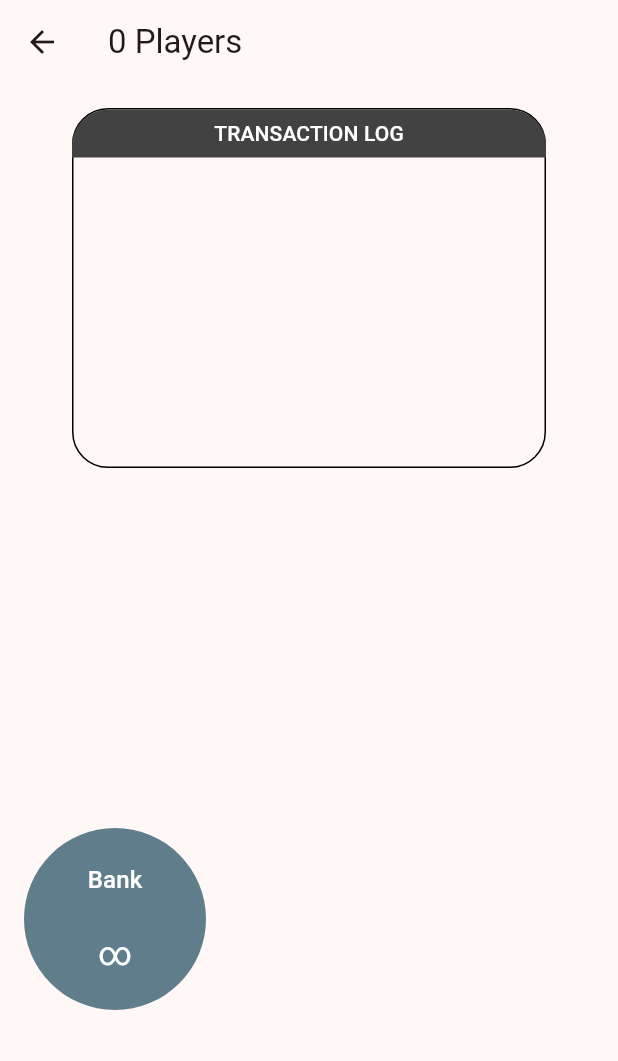
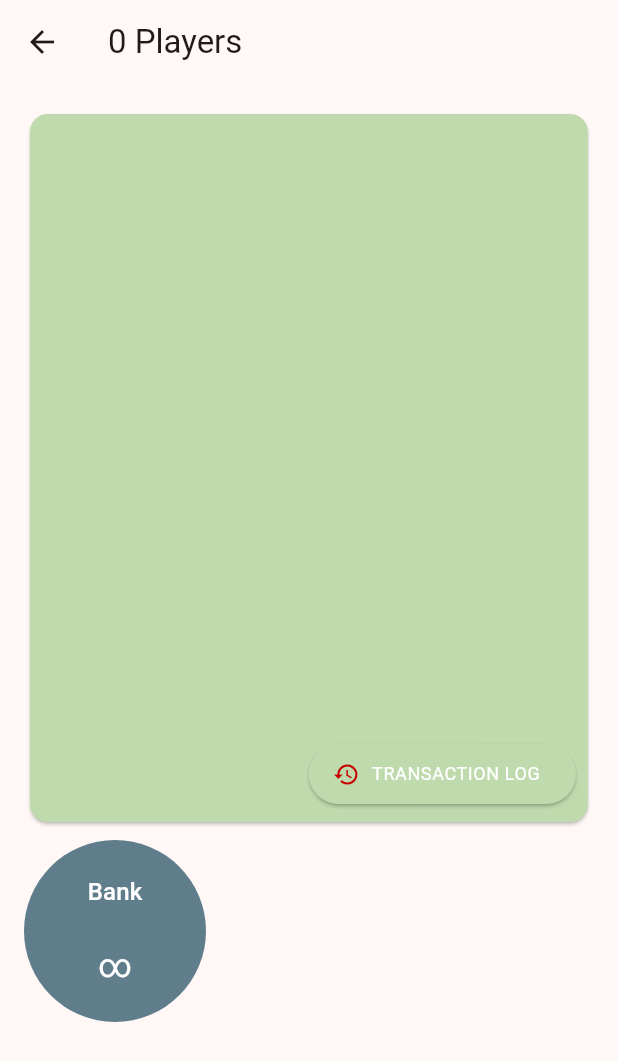
Before and after one commit to PlayPratz/MonoBank, a Flutter app: the GameRoom screen opened directly with empty values, on a phone screen of 412 x 824 dp. Shown: the top 1061 px of the screen. Run offline on Flutter 3.47's test engine with Material 2 defaults, Android fonts, the phone set to English and light mode, and no system bars; our stand-ins replace get_it, sqflite; accounts and stored records are empty.

Commit message:
[WIP] UI is still pretty bad, Game is not being inserted into DB for some reason

```diff
--- a/lib/controller/game_room_controller.dart
+++ b/lib/controller/game_room_controller.dart
@@ -2,6 +2,7 @@ import 'dart:async';
 
 import 'package:get_it/get_it.dart';
 import 'package:monobank/models/game.dart';
+import 'package:monobank/models/transaction.dart';
 import 'package:monobank/services/db_service.dart';
 
 class GameRoomController {
@@ -17,6 +18,7 @@ class GameRoomController {
 
   void addTransaction(Transaction transaction) {
     game.addTransaction(transaction);
+
     //TODO Update DB
     _gameRoomStateStreamController.add(TransactionsUpdatedGameRoomState());
   }
--- a/lib/main.dart
+++ b/lib/main.dart
@@ -11,7 +11,7 @@ void main() async {
 }
 
 Future<void> _initServices() async {
-  final dbService = DummyDbService();
+  final dbService = SqlDbService();
   await dbService.init();
   GetIt.instance.registerSingleton<DbService>(dbService);
 }
--- a/lib/models/game.dart
+++ b/lib/models/game.dart
@@ -2,6 +2,7 @@ import 'dart:collection';
 
 import 'package:monobank/elements/monocolors.dart';
 import 'package:monobank/models/player.dart';
+import 'package:monobank/models/transaction.dart';
 
 class Game {
   final String id;
@@ -19,13 +20,14 @@ class Game {
   DateTime _modifiedAt;
   DateTime get modifiedAt => _modifiedAt;
 
+  /// A list of players playing this game
+  final List<Player> _players;
+  UnmodifiableListView<Player> get players => UnmodifiableListView(_players);
+  int get playerCount => players.length;
+
   /// A map of every [Player] and their respective [PlayerState]
   final Map<Player, PlayerState> _playerStates;
   Map<Player, PlayerState> get playerStates => _playerStates;
-
-  int get playerCount => playerStates.length;
-  UnmodifiableListView<Player> get players =>
-      UnmodifiableListView(playerStates.keys);
 
   /// A list of transactions that have taken place during the game
   final List<Transaction> _transactions;
@@ -38,64 +40,96 @@ class Game {
     required List<Player> players,
   })  : createdAt = DateTime.now(),
         _modifiedAt = DateTime.now(),
+        _players = players,
         _playerStates = {},
         _transactions = [] {
-    _initPlayers(players);
+    _initPlayers();
   }
+  //
+  // Game.load({
+  //   required this.id,
+  //   required this.initialBalance,
+  //   required this.moneyOnGo,
+  //   required this.createdAt,
+  //   required DateTime modifiedAt,
+  //   required
+  //   required Map<Player, PlayerState> playerStates,
+  //   required List<Transaction> transactions,
+  // })  : _modifiedAt = modifiedAt,
+  //       _playerStates = playerStates,
+  //       _transactions = transactions;
 
-  Game._load({
-    required this.id,
-    required this.initialBalance,
-    required this.moneyOnGo,
-    required this.createdAt,
-    required DateTime modifiedAt,
-    required Map<Player, PlayerState> playerStates,
-    required List<Transaction> transactions,
-  })  : _modifiedAt = modifiedAt,
-        _playerStates = playerStates,
-        _transactions = transactions;
+  Game.lazyLoad(
+      {required this.id,
+      required this.initialBalance,
+      required this.moneyOnGo,
+      required this.createdAt,
+      required DateTime modifiedAt,
+      required List<Player> players})
+      : _modifiedAt = modifiedAt,
+        _players = players,
+        _playerStates = {},
+        _transactions = [];
 
-  factory Game.fromJson(Map<String, dynamic> json, Map<String, Player> players,
-          Map<String, Transaction> transactions) =>
-      Game._load(
-          id: json["id"],
-          initialBalance: json["initialBalance"],
-          moneyOnGo: json["moneyOnGo"],
-          createdAt: DateTime.fromMillisecondsSinceEpoch(json["createdAt"]),
-          modifiedAt: DateTime.fromMillisecondsSinceEpoch(json["modifiedAt"]),
-          playerStates: (json["playerStates"]
-                  as Map<String, Map<String, dynamic>>)
-              .map((playerId, playerStateJson) => MapEntry(
-                  players[playerId]!, PlayerState.fromJson(playerStateJson))),
-          transactions: (json["transactions"] as List<Map<String, dynamic>>)
-              .map((transactionJson) =>
-                  Transaction.fromJson(transactionJson, players))
-              .toList());
+  // factory Game.fromJson(
+  //   Map<String, dynamic> json,
+  //   Map<String, Player> players,
+  //   Map<String, Transaction> transactions,
+  // ) =>
+  //     Game.load(
+  //         id: json["id"],
+  //         initialBalance: json["initialBalance"],
+  //         moneyOnGo: json["moneyOnGo"],
+  //         createdAt: DateTime.fromMillisecondsSinceEpoch(json["createdAt"]),
+  //         modifiedAt: DateTime.fromMillisecondsSinceEpoch(json["modifiedAt"]),
+  //         playerStates: (json["playerStates"]
+  //                 as Map<String, Map<String, dynamic>>)
+  //             .map((playerId, playerStateJson) => MapEntry(
+  //                 players[playerId]!, PlayerState.fromJson(playerStateJson))),
+  //         transactions: (json["transactions"] as List<Map<String, dynamic>>)
+  //             .map((transactionJson) =>
+  //                 Transaction.fromJson(transactionJson, players))
+  //             .toList());
+  //
+  // Map<String, dynamic> toJson() => {
+  //       "id": id,
+  //       "initialBalance": initialBalance,
+  //       "moneyOnGo": moneyOnGo,
+  //       "createdAt": createdAt.millisecondsSinceEpoch,
+  //       "modifiedAt": modifiedAt.millisecondsSinceEpoch,
+  //       "playerStates": playerStates.map(
+  //           (player, playerState) => MapEntry(player.id, playerState.toJson())),
+  //       "transactions": _transactions.map((transaction) => transaction.toJson())
+  //     };
 
-  Map<String, dynamic> toJson() => {
-        "id": id,
-        "initialBalance": initialBalance,
-        "moneyOnGo": moneyOnGo,
-        "createdAt": createdAt.millisecondsSinceEpoch,
-        "modifiedAt": modifiedAt.millisecondsSinceEpoch,
-        "playerStates": playerStates.map(
-            (player, playerState) => MapEntry(player.id, playerState.toJson())),
-        "transactions": _transactions.map((transaction) => transaction.toJson())
-      };
-
-  void _initPlayers(List<Player> players) {
+  void _initPlayers() {
     final colorKeys = playerColors.keys.toList()..shuffle();
     for (final player in players) {
       playerStates[player] = PlayerState(
           balance: initialBalance,
-          colorHex: playerColors[colorKeys.first]!.value);
+          colorValue: playerColors[colorKeys.first]!.value);
       colorKeys.removeAt(0);
     }
   }
 
+  void lazyLoad(
+      Map<Player, PlayerState> playerStates, List<Transaction> transactions) {
+    _playerStates.addAll(playerStates);
+    transactions.addAll(transactions);
+  }
+
   void addTransaction(Transaction transaction) {
     _transactions.add(transaction);
+    _updatePlayerBalance(transaction.sender, -transaction.amount);
+    _updatePlayerBalance(transaction.receiver, transaction.amount);
     _modifiedAt = DateTime.now();
+  }
+
+  void _updatePlayerBalance(Player player, int amount) {
+    if (player == bank) {
+      return;
+    }
+    playerStates[player]!.balance += amount;
   }
 }
 
@@ -110,63 +144,22 @@ class PlayerState {
 
   /// The color associated with the player
   // TODO add shapes?
-  final int colorHex;
+  final int colorValue;
 
   PlayerState(
-      {required this.balance, this.isBankrupt = false, required this.colorHex});
+      {required this.balance,
+      this.isBankrupt = false,
+      required this.colorValue});
 
   factory PlayerState.fromJson(Map<String, dynamic> json) => PlayerState(
         balance: json["balance"],
         isBankrupt: json["isBankrupt"] == 1,
-        colorHex: json["colorHex"],
+        colorValue: json["colorValue"],
       );
 
   Map<String, dynamic> toJson() => {
         "balance": balance.toString(),
         "isBankrupt": isBankrupt ? 1 : 0,
-        "colorHex": colorHex
+        "colorValue": colorValue
       };
 }
-
-/// A transaction between two players or a player and the bank
-class Transaction {
-  /// The player that was the sender or "giver"
-  final Player sender;
-
-  /// The player that was the receiver or "taker".
-  final Player receiver;
-
-  /// The amount of money dealt
-  final int amount;
-
-  /// Timestamp at which the transaction was created
-  final DateTime createdAt;
-
-  Transaction(
-      {required this.sender, required this.receiver, required this.amount})
-      : createdAt = DateTime.now();
-
-  Transaction._load({
-    required this.sender,
-    required this.receiver,
-    required this.amount,
-    required this.createdAt,
-  });
-
-  factory Transaction.fromJson(
-          Map<String, dynamic> json, Map<String, Player> players) =>
-      Transaction._load(
-          sender: players[json["sender"]] ?? bank,
-          receiver: players[json["receiver"]] ?? bank,
-          amount: json["amount"],
-          createdAt: DateTime.fromMillisecondsSinceEpoch(
-            json["createdAt"],
-          ));
-
-  Map<String, dynamic> toJson() => {
-        "sender": sender.name,
-        "receiver": sender.name,
-        "amount": amount,
-        "createdAt": createdAt.millisecondsSinceEpoch,
-      };
-}
--- /dev/null
+++ b/lib/models/transaction.dart
@@ -0,0 +1,44 @@
+import 'package:monobank/models/player.dart';
+
+/// A transaction between two players or a player and the bank
+class Transaction {
+  /// The player that was the sender or "giver"
+  final Player sender;
+
+  /// The player that was the receiver or "taker".
+  final Player receiver;
+
+  /// The amount of money dealt
+  final int amount;
+
+  /// Timestamp at which the transaction was created
+  final DateTime createdAt;
+
+  Transaction(
+      {required this.sender, required this.receiver, required this.amount})
+      : createdAt = DateTime.now();
+
+  Transaction.load({
+    required this.sender,
+    required this.receiver,
+    required this.amount,
+    required this.createdAt,
+  });
+
+  factory Transaction.fromJson(
+          Map<String, dynamic> json, Map<String, Player> players) =>
+      Transaction.load(
+          sender: players[json["sender"]] ?? bank,
+          receiver: players[json["receiver"]] ?? bank,
+          amount: json["amount"],
+          createdAt: DateTime.fromMillisecondsSinceEpoch(
+            json["createdAt"],
+          ));
+
+  Map<String, dynamic> toJson() => {
+        "sender": sender.name,
+        "receiver": sender.name,
+        "amount": amount,
+        "createdAt": createdAt.millisecondsSinceEpoch,
+      };
+}
--- a/lib/screens/game_room/game_room.dart
+++ b/lib/screens/game_room/game_room.dart
@@ -1,8 +1,10 @@
 import 'package:flutter/material.dart';
+import 'package:intl/intl.dart';
 import 'package:monobank/controller/game_room_controller.dart';
 import 'package:monobank/elements/monocolors.dart';
 import 'package:monobank/models/game.dart';
 import 'package:monobank/models/player.dart';
+import 'package:monobank/models/transaction.dart';
 
 late GameRoomController _gameRoomController;
 
@@ -15,22 +17,31 @@ class GameRoom extends StatelessWidget {
 
   @override
   Widget build(BuildContext context) {
-    final playerStatesEntries = game.playerStates.entries.toList();
     return Scaffold(
         appBar: AppBar(title: Text("${game.playerCount} Players")),
         body: Padding(
           padding: const EdgeInsets.all(16.0),
           child: Column(
             children: [
-              Expanded(
-                child: Padding(
-                  padding: const EdgeInsets.symmetric(horizontal: 32.0),
-                  child: _TransactionLog(game: game),
+              Expanded(flex: 2, child: _TransactionLog(game: game)),
+              const SizedBox(height: 8),
+              Expanded(child: _PlayerBlobPane(game: game)),
+              const SizedBox(height: 8),
+            ],
           ),
-              ),
-              const Spacer(),
-              Expanded(
-                child: GridView.builder(
+        ));
+  }
+}
+
+class _PlayerBlobPane extends StatelessWidget {
+  final Game game;
+
+  const _PlayerBlobPane({super.key, required this.game});
+
+  @override
+  Widget build(BuildContext context) {
+    final playerStatesEntries = game.playerStates.entries.toList();
+    return GridView.builder(
       gridDelegate: const SliverGridDelegateWithFixedCrossAxisCount(
         crossAxisCount: 3,
         mainAxisSpacing: 8,
@@ -44,7 +55,7 @@ class GameRoom extends StatelessWidget {
               game: game,
               player: playerStateEntry.key,
               color: Color(
-                            playerStateEntry.value.colorHex,
+                playerStateEntry.value.colorValue,
               ));
         } else {
           return _PlayerChip(
@@ -55,12 +66,7 @@ class GameRoom extends StatelessWidget {
         }
       },
       itemCount: game.playerCount + 1,
-                ),
-              ),
-              const SizedBox(height: 16),
-            ],
-          ),
-        ));
+    );
   }
 }
 
@@ -95,10 +101,12 @@ class _PlayerChip extends StatelessWidget {
             feedback: _PlayerBlob(
               player: player,
               color: color,
+              size: 64,
             ),
             child: _PlayerBlob(
               player: player,
               color: color,
+              size: 64,
             ));
       },
     );
@@ -131,14 +139,11 @@ class _PlayerBlob extends StatelessWidget {
 
   @override
   Widget build(BuildContext context) {
-    return FilledButton(
-      style: FilledButton.styleFrom(
-        shape: const CircleBorder(),
-        fixedSize: Size(size, size),
+    return CircleAvatar(
       backgroundColor: color,
-      ),
-      onPressed: () {},
-      child: size >= 128
+      foregroundColor: Colors.white,
+      radius: size,
+      child: size >= 64
           ? Column(
               mainAxisAlignment: MainAxisAlignment.spaceEvenly,
               children: [
@@ -172,80 +177,104 @@ class _TransactionLog extends StatelessWidget {
 
   @override
   Widget build(BuildContext context) {
-    return DecoratedBox(
-      decoration: BoxDecoration(
-        borderRadius: BorderRadius.circular(24),
-        border: Border.all(),
-      ),
+    return Card(
+      color: Theme.of(context).colorScheme.secondary,
+      child: Padding(
+        padding: const EdgeInsets.all(8.0),
         child: Column(
           children: [
-          const SizedBox(height: 1),
-          SizedBox(
-            height: 32,
-            width: double.infinity,
-            child: DecoratedBox(
-              decoration: BoxDecoration(
-                  color: Colors.grey.shade800,
-                  borderRadius: const BorderRadius.only(
-                      topLeft: Radius.circular(24),
-                      topRight: Radius.circular(24))),
-              child: Center(
-                child: Text("TRANSACTION LOG",
-                    style: Theme.of(context)
-                        .textTheme
-                        .titleSmall!
-                        .copyWith(color: Colors.white)),
-              ),
-            ),
-          ),
             Expanded(
               child: Padding(
                 padding: const EdgeInsets.all(8.0),
                 child: StreamBuilder<GameRoomState>(
                     stream: _gameRoomController.gameRoomStateStream,
                     builder: (context, snapshot) {
+                      final reversedTransactions =
+                          game.transactions.reversed.toList(growable: false);
                       return ListView.separated(
                         itemCount: game.transactions.length,
+                        reverse: true,
                         itemBuilder: (context, index) {
-                        final transaction = game.transactions[index];
+                          final transaction = reversedTransactions[index];
                           final senderState =
                               game.playerStates[transaction.sender];
                           final receiverState =
                               game.playerStates[transaction.receiver];
-                        return Row(
-                          mainAxisAlignment: MainAxisAlignment.spaceEvenly,
+                          final formattedTime =
+                              DateFormat.Hm().format(transaction.createdAt);
+                          return ListTile(
+                            leading: Text(
+                              formattedTime,
+                              style: Theme.of(context).textTheme.labelLarge,
+                            ),
+                            title: Row(
+                              mainAxisAlignment: MainAxisAlignment.start,
                               children: [
                                 _PlayerBlob(
                                   player: transaction.sender,
                                   color: transaction.sender == bank
                                       ? bankColor
-                                  : Color(senderState!.colorHex),
-                              size: 32,
+                                      : Color(senderState!.colorValue),
+                                  size: 14,
                                 ),
-                            const Icon(Icons.remove_circle, color: Colors.red),
-                            Text(
+                                const SizedBox(width: 4),
+                                const Icon(
+                                  Icons.remove_circle,
+                                  color: Colors.red,
+                                  size: 18,
+                                ),
+                                const SizedBox(width: 8),
+                                SizedBox(
+                                  width: 64,
+                                  child: Center(
+                                    child: Text(
                                       transaction.amount.toString(),
-                              style: Theme.of(context).textTheme.headlineSmall,
+                                      style: Theme.of(context)
+                                          .textTheme
+                                          .titleMedium,
                                     ),
-                            const Icon(Icons.add_circle, color: Colors.green),
+                                  ),
+                                ),
+                                const SizedBox(width: 8),
+                                const Icon(
+                                  Icons.add_circle,
+                                  color: Colors.green,
+                                  size: 18,
+                                ),
+                                const SizedBox(width: 4),
                                 _PlayerBlob(
                                     player: transaction.receiver,
                                     color: transaction.receiver == bank
                                         ? bankColor
-                                  : Color(receiverState!.colorHex),
-                              size: 32,
+                                        : Color(receiverState!.colorValue),
+                                    size: 14),
+                              ],
                             ),
-                          ],
                           );
                         },
                         separatorBuilder: (context, index) {
-                        return const Divider();
+                          return const Divider(height: 0, color: Colors.grey);
                         },
                       );
                     }),
               ),
             ),
+            Align(
+              alignment: Alignment.centerRight,
+              child: ElevatedButton.icon(
+                style: ElevatedButton.styleFrom(
+                  backgroundColor: Theme.of(context).colorScheme.secondary,
+                ),
+                onPressed: () {},
+                label: Text("TRANSACTION LOG",
+                    style: Theme.of(context).textTheme.bodySmall!.copyWith(
+                          color: Colors.white,
+                        )),
+                icon: const Icon(Icons.history),
+              ),
+            ),
           ],
+        ),
       ),
     );
   }
@@ -289,14 +318,14 @@ class _AddTransaction extends StatelessWidget {
                       player: sender,
                       color: sender == bank
                           ? bankColor
-                          : Color(game.playerStates[sender]!.colorHex)),
+                          : Color(game.playerStates[sender]!.colorValue)),
                   const Icon(Icons.send),
                   _PlayerBlob(
                       size: 64,
                       player: receiver,
                       color: receiver == bank
                           ? bankColor
-                          : Color(game.playerStates[receiver]!.colorHex)),
+                          : Color(game.playerStates[receiver]!.colorValue)),
                 ],
               ),
               const SizedBox(height: 16),
@@ -336,15 +365,7 @@ class _AddTransaction extends StatelessWidget {
               SizedBox(
                 height: 48,
                 child: FilledButton(
-                  onPressed: () {
-                    if (_formKey.currentState!.validate()) {
-                      final amount = int.parse(_amountTextController.text);
-                      final transaction = Transaction(
-                          sender: sender, receiver: receiver, amount: amount);
-                      _gameRoomController.addTransaction(transaction);
-                      Navigator.pop(context);
-                    }
-                  },
+                  onPressed: () => _handleTransactionSubmit(context),
                   child: const Text("Add Transaction"),
                 ),
               )
@@ -354,4 +375,14 @@ class _AddTransaction extends StatelessWidget {
       ),
     );
   }
+
+  _handleTransactionSubmit(BuildContext context) {
+    if (_formKey.currentState!.validate()) {
+      final amount = int.parse(_amountTextController.text);
+      final transaction =
+          Transaction(sender: sender, receiver: receiver, amount: amount);
+      _gameRoomController.addTransaction(transaction);
+      Navigator.pop(context);
     }
+  }
+}
--- a/pubspec.yaml
+++ b/pubspec.yaml
@@ -16,7 +16,7 @@ publish_to: 'none' # Remove this line if you wish to publish to pub.dev
 # https://developer.apple.com/library/archive/documentation/General/Reference/InfoPlistKeyReference/Articles/CoreFoundationKeys.html
 # In Windows, build-name is used as the major, minor, and patch parts
 # of the product and file versions while build-number is used as the build suffix.
-version: 1.0.0+1
+version: 0.1.0+beta
 
 environment:
   sdk: '>=3.0.5 <4.0.0'
@@ -40,6 +40,7 @@ dependencies:
   uuid: ^3.0.7
   get_it: ^7.6.0
   provider: ^6.0.5
+  intl: ^0.18.1
 
 dev_dependencies:
   flutter_test:
```
Also changed, not shown: lib/services/db_service.dart (+263 -82 lines), pubspec.lock. Lines whose indentation alone changed are shown as unchanged.
